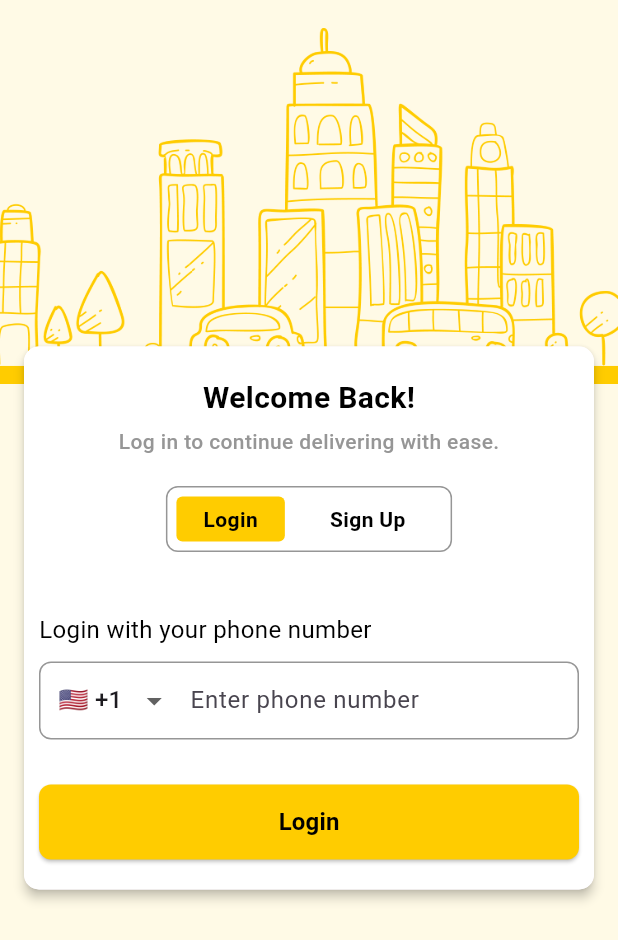
After one commit to Dev-Ninjas-Backup/nicholaslim80, a Flutter app: the LoginSignupScreen screen opened by its route, on a phone screen of 412 x 824 dp. The commit adds this screen. Shown: the top 940 px of the screen. Run offline on Flutter 3.47's test engine with Material 3 defaults, Android fonts, the phone set to English and light mode, and no system bars; our stand-ins replace flutter_easyloading, flutter_screenutil, get, google_fonts.

Commit message:
Login and signup screen done.

```diff
--- a/lib/features/user/auth/login/controller/login_controller.dart
+++ b/lib/features/user/auth/login/controller/login_signup_controller.dart
@@ -1,11 +1,13 @@
 import 'package:flutter/material.dart';
 import 'package:get/get.dart';
 
-class LoginController extends GetxController {
+class LoginSignupController extends GetxController {
   var isLoginSelected = true.obs;
   var phoneNumber = ''.obs;
   var selectedCountry = '🇺🇸 +1'.obs;
   late TextEditingController phoneController;
+  late TextEditingController nameController;
+  late TextEditingController emailController;
 
   final List<String> countries = [
     '🇺🇸 +1',
@@ -26,6 +28,8 @@ class LoginController extends GetxController {
   void onInit() {
     super.onInit();
     phoneController = TextEditingController();
+    nameController = TextEditingController();
+    emailController = TextEditingController();
     phoneController.addListener(() {
       phoneNumber.value = phoneController.text;
     });
@@ -43,6 +47,8 @@ class LoginController extends GetxController {
   @override
   void onClose() {
     phoneController.dispose();
+    nameController.dispose();
+    emailController.dispose();
     super.onClose();
   }
 }
--- /dev/null
+++ b/lib/features/user/auth/login/screen/login_signup_screen.dart
@@ -0,0 +1,306 @@
+import 'package:flutter/material.dart';
+import 'package:get/get.dart';
+import 'package:nicholaslim80/core/utils/constants/app_colors.dart';
+import 'package:nicholaslim80/core/utils/constants/image_path.dart';
+import 'package:nicholaslim80/features/user/auth/login/controller/login_signup_controller.dart';
+
+class LoginSignupScreen extends StatelessWidget {
+  const LoginSignupScreen({super.key});
+
+  @override
+  Widget build(BuildContext context) {
+    final controller = Get.put(LoginSignupController());
+
+    return Scaffold(
+      body: Stack(
+        children: [
+          Image.asset(
+            ImagePath.backgroundImage,
+            fit: BoxFit.cover,
+            width: double.infinity,
+            height: double.infinity,
+          ),
+          Center(
+            child: SingleChildScrollView(
+              padding: const EdgeInsets.symmetric(horizontal: 16),
+              child: Material(
+                elevation: 3.0,
+                borderRadius: BorderRadius.circular(10),
+                child: Container(
+                  padding: const EdgeInsets.symmetric(
+                    horizontal: 10,
+                    vertical: 20,
+                  ),
+                  width: double.infinity,
+                  decoration: BoxDecoration(
+                    color: Colors.white,
+                    borderRadius: BorderRadius.circular(10),
+                  ),
+                  child: Obx(() {
+                    final isLogin = controller.isLoginSelected.value;
+
+                    return Column(
+                      mainAxisSize: MainAxisSize.min,
+                      crossAxisAlignment: CrossAxisAlignment.center,
+                      children: [
+                        Text(
+                          isLogin ? 'Welcome Back!' : 'Welcome!',
+                          style: const TextStyle(
+                            fontSize: 20,
+                            fontWeight: FontWeight.w700,
+                            color: Colors.black,
+                          ),
+                        ),
+                        const SizedBox(height: 4),
+                        Text(
+                          isLogin
+                              ? 'Log in to continue delivering with ease.'
+                              : 'Sign up to continue delivering with ease.',
+                          style: TextStyle(
+                            fontSize: 14,
+                            fontWeight: FontWeight.w500,
+                            color: AppColors.subtitleFontColor,
+                          ),
+                        ),
+                        const SizedBox(height: 20),
+
+                        // Login / Signup Toggle
+                        AnimatedContainer(
+                          duration: const Duration(milliseconds: 300),
+                          curve: Curves.easeInOut,
+                          padding: EdgeInsets.fromLTRB(
+                            isLogin ? 6 : 12,
+                            6,
+                            isLogin ? 12 : 6,
+                            6,
+                          ),
+                          decoration: BoxDecoration(
+                            borderRadius: BorderRadius.circular(8),
+                            border: Border.all(
+                              color: AppColors.subtitleFontColor,
+                              width: 1,
+                            ),
+                          ),
+                          child: Row(
+                            mainAxisSize: MainAxisSize.min,
+                            children: [
+                              GestureDetector(
+                                onTap: () => controller.toggleSelection(true),
+                                child: AnimatedContainer(
+                                  duration: const Duration(milliseconds: 300),
+                                  curve: Curves.easeInOut,
+                                  padding: const EdgeInsets.symmetric(
+                                    horizontal: 18,
+                                    vertical: 5,
+                                  ),
+                                  decoration: BoxDecoration(
+                                    color: isLogin
+                                        ? AppColors.primaryButtonColor
+                                        : Colors.transparent,
+                                    borderRadius: BorderRadius.circular(4),
+                                  ),
+                                  child: const Text(
+                                    'Login',
+                                    style: TextStyle(
+                                      fontSize: 14,
+                                      fontWeight: FontWeight.w600,
+                                      color: Colors.black,
+                                    ),
+                                  ),
+                                ),
+                              ),
+                              const SizedBox(width: 12),
+                              GestureDetector(
+                                onTap: () => controller.toggleSelection(false),
+                                child: AnimatedContainer(
+                                  duration: const Duration(milliseconds: 300),
+                                  curve: Curves.easeInOut,
+                                  padding: const EdgeInsets.symmetric(
+                                    horizontal: 18,
+                                    vertical: 5,
+                                  ),
+                                  decoration: BoxDecoration(
+                                    color: !isLogin
+                                        ? AppColors.primaryButtonColor
+                                        : Colors.transparent,
+                                    borderRadius: BorderRadius.circular(4),
+                                  ),
+                                  child: const Text(
+                                    'Sign Up',
+                                    style: TextStyle(
+                                      fontSize: 14,
+                                      fontWeight: FontWeight.w600,
+                                      color: Colors.black,
+                                    ),
+                                  ),
+                                ),
+                              ),
+                            ],
+                          ),
+                        ),
+                        SizedBox(height: 40),
+                        if (!isLogin) ...[
+                          Container(
+                            height: 52,
+                            width: double.infinity,
+                            padding: EdgeInsets.symmetric(horizontal: 12),
+                            decoration: BoxDecoration(
+                              border: Border.all(
+                                color: AppColors.subtitleFontColor,
+                                width: 1,
+                              ),
+                              borderRadius: BorderRadius.circular(8),
+                            ),
+                            child: Center(
+                              child: TextField(
+                                controller: controller.nameController,
+                                decoration: const InputDecoration(
+                                  hintText: 'Your Name',
+                                  border: InputBorder.none,
+                                  isDense: true,
+                                ),
+                              ),
+                            ),
+                          ),
+
+                          SizedBox(height: 20),
+                          Container(
+                            height: 52,
+                            width: double.infinity,
+                            padding: const EdgeInsets.symmetric(horizontal: 12),
+                            decoration: BoxDecoration(
+                              border: Border.all(
+                                color: AppColors.subtitleFontColor,
+                                width: 1,
+                              ),
+                              borderRadius: BorderRadius.circular(8),
+                            ),
+                            child: Center(
+                              child: TextField(
+                                controller: controller.emailController,
+                                keyboardType: TextInputType.emailAddress,
+                                decoration: const InputDecoration(
+                                  hintText: 'Your e-mail address',
+                                  border: InputBorder.none,
+                                  isDense: true,
+                                ),
+                              ),
+                            ),
+                          ),
+                          const SizedBox(height: 20),
+                        ],
+                        Obx(
+                          () => controller.isLoginSelected.value
+                              ? Align(
+                                  alignment: Alignment.centerLeft,
+                                  child: const Text(
+                                    'Login with your phone number',
+                                    style: TextStyle(
+                                      fontSize: 16,
+                                      fontWeight: FontWeight.w400,
+                                      color: Colors.black,
+                                    ),
+                                  ),
+                                )
+                              : const SizedBox.shrink(),
+                        ),
+                        Obx(
+                          () => controller.isLoginSelected.value
+                              ? SizedBox(height: 10)
+                              : SizedBox.shrink(),
+                        ),
+                        Container(
+                          height: 52,
+                          width: double.infinity,
+                          padding: const EdgeInsets.symmetric(horizontal: 12),
+                          decoration: BoxDecoration(
+                            border: Border.all(
+                              color: AppColors.subtitleFontColor,
+                              width: 1,
+                            ),
+                            borderRadius: BorderRadius.circular(8),
+                          ),
+                          child: Row(
+                            children: [
+                              DropdownButtonHideUnderline(
+                                child: DropdownButton<String>(
+                                  value: controller.selectedCountry.value,
+                                  items: controller.countries
+                                      .map(
+                                        (country) => DropdownMenuItem(
+                                          value: country,
+                                          child: Text(
+                                            country,
+                                            style: const TextStyle(
+                                              fontSize: 16,
+                                            ),
+                                          ),
+                                        ),
+                                      )
+                                      .toList(),
+                                  onChanged: (value) {
+                                    if (value != null) {
+                                      controller.selectCountry(value);
+                                    }
+                                  },
+                                  icon: const Icon(Icons.arrow_drop_down),
+                                ),
+                              ),
+                              const SizedBox(width: 12),
+                              Expanded(
+                                child: TextField(
+                                  controller: controller.phoneController,
+                                  keyboardType: TextInputType.phone,
+                                  decoration: InputDecoration(
+                                    hintText: 'Enter phone number',
+                                    border: InputBorder.none,
+                                    isDense: true,
+                                    suffixIcon:
+                                        controller.phoneNumber.value.isNotEmpty
+                                        ? GestureDetector(
+                                            onTap: controller.clearPhone,
+                                            child: const Icon(
+                                              Icons.clear_outlined,
+                                              size: 20,
+                                            ),
+                                          )
+                                        : null,
+                                  ),
+                                ),
+                              ),
+                            ],
+                          ),
+                        ),
+                        const SizedBox(height: 30),
+
+                        // Button
+                        ElevatedButton(
+                          onPressed: () {},
+                          style: ElevatedButton.styleFrom(
+                            backgroundColor: AppColors.primaryButtonColor,
+                            minimumSize: const Size(double.infinity, 50),
+                            shape: RoundedRectangleBorder(
+                              borderRadius: BorderRadius.circular(8),
+                            ),
+                          ),
+                          child: Text(
+                            isLogin ? 'Login' : 'Continue',
+                            style: const TextStyle(
+                              fontSize: 16,
+                              fontWeight: FontWeight.w700,
+                              color: Colors.black,
+                            ),
+                          ),
+                        ),
+                      ],
+                    );
+                  }),
+                ),
+              ),
+            ),
+          ),
+        ],
+      ),
+    );
+  }
+}
--- a/lib/routes/app_routes.dart
+++ b/lib/routes/app_routes.dart
@@ -2,7 +2,7 @@ import 'package:get/get_navigation/src/routes/get_route.dart';
 import 'package:get/get_navigation/src/routes/transitions_type.dart';
 import 'package:nicholaslim80/features/onboarding/screen/onboarding_screen.dart';
 import 'package:nicholaslim80/features/splash/screen/splash_screen.dart';
-import 'package:nicholaslim80/features/user/auth/login/screen/login_screen.dart';
+import 'package:nicholaslim80/features/user/auth/login/screen/login_signup_screen.dart';
 
 class AppRoutes {
   static String splashScreen = '/splashScreen';
@@ -16,6 +16,10 @@ class AppRoutes {
   static List<GetPage> routes = [
     GetPage(name: splashScreen, page: () => SplashScreen()),
     GetPage(name: onboardingScreen, page: () => OnboardingScreen()),
-    GetPage(name: loginScreen, page: () => LoginScreen(),transition: Transition.fadeIn),
+    GetPage(
+      name: loginScreen,
+      page: () => LoginSignupScreen(),
+      transition: Transition.fadeIn,
+    ),
   ];
 }
```
Also changed, not shown: lib/features/user/auth/login/screen/login_screen.dart (deleted, +0 -250 lines).
